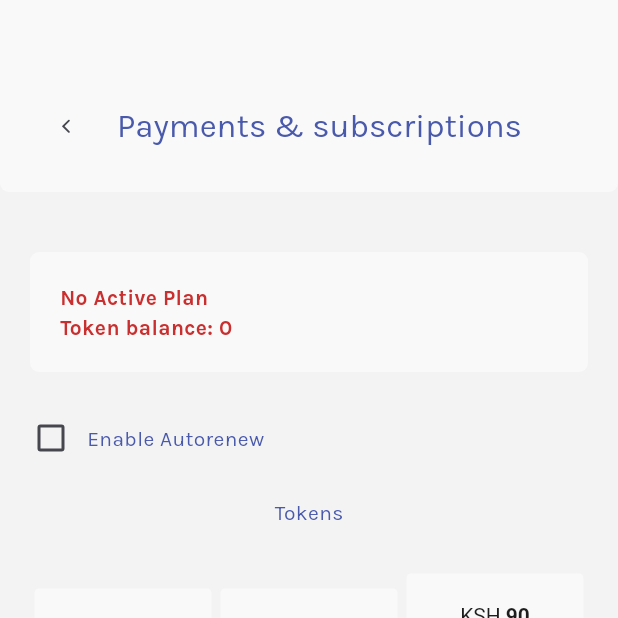
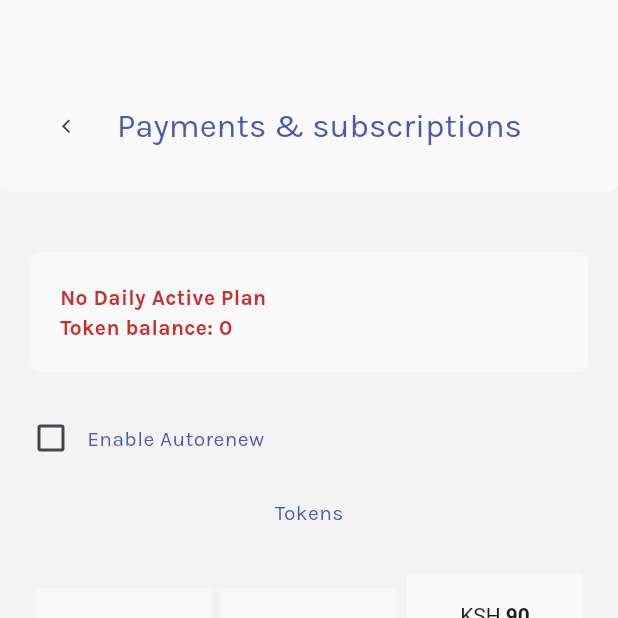
Before and after one commit to kemboikiplagat785-blip/bsat-flutter, a Flutter app: the SubscriptionPage screen opened directly, on a phone screen of 412 x 824 dp, the top half of it. Run offline on Flutter 3.47's test engine with Material 3 defaults, Android fonts, the light colour scheme and no system bars; our stand-ins replace csv, file_picker, firebase_auth, firebase_core, firebase_crashlytics, firebase_database and 10 more; missing offline and left inert: another_telephony, background_sms, flutter_accessibility_service, flutter_background_service, flutter_background_service_android, sim_data and 3 more; accounts and stored records are empty.

Commit message:
Bump version to 3.7.29+1

```diff
--- a/lib/screens/subscriptions/subscription.dart
+++ b/lib/screens/subscriptions/subscription.dart
@@ -97,10 +97,10 @@ class _SubscriptionPageState extends State<SubscriptionPage> {
                     children: [
                       Flexible(
                         child: Text(
-                          isExpired ? "No Active Plan" : expDate,
+                          (isExpired ) ? "No Daily Active Plan" : expDate,
                           style: TextStyle(
                             fontWeight: FontWeight.bold,
-                            color: (isExpired || tokenBalance < 1) ? kErrorColor : kPrimaryColor,
+                            color: (!isExpired) ? kPrimaryColor : kErrorColor,
                           ),
                         ),
                       ),
@@ -113,7 +113,7 @@ class _SubscriptionPageState extends State<SubscriptionPage> {
                           "Token balance: $tokenBalance",
                           style: TextStyle(
                             fontWeight: FontWeight.bold,
-                            color: (isExpired || tokenBalance < 1) ? kErrorColor : kPrimaryColor,
+                            color: (tokenBalance > 0) ? kPrimaryColor : kErrorColor,
                           ),
                         ),
                       ),
--- a/pubspec.yaml
+++ b/pubspec.yaml
@@ -16,7 +16,7 @@ publish_to: 'none' # Remove this line if you wish to publish to pub.dev
 # https://developer.apple.com/library/archive/documentation/General/Reference/InfoPlistKeyReference/Articles/CoreFoundationKeys.html
 # In Windows, build-name is used as the major, minor, and patch parts
 # of the product and file versions while build-number is used as the build suffix.
-version: 3.7.28+1
+version: 3.7.29+1
 
 environment:
   sdk: '>=3.2.0 <4.0.0'
```
